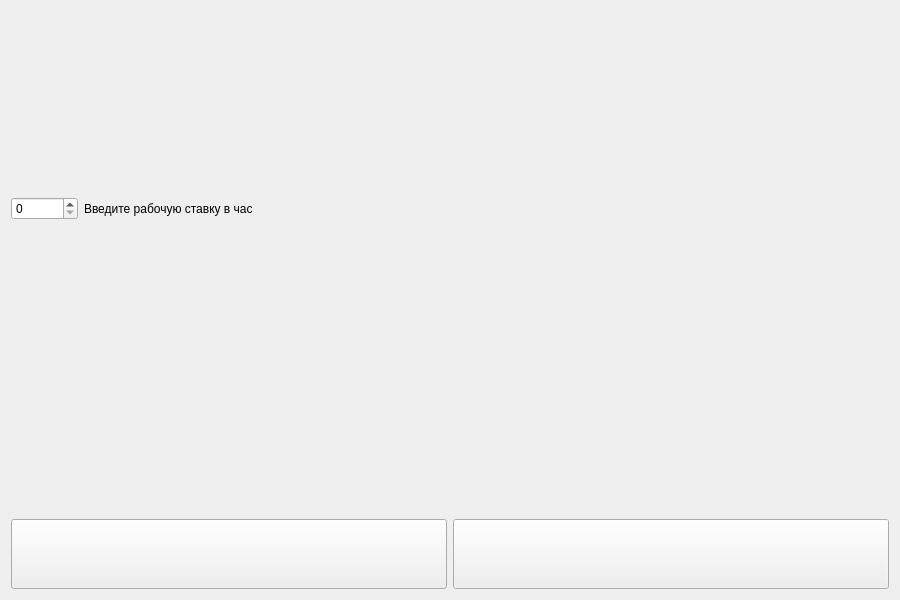
IFantastik/Time_manage, file Widgets/profilewidget.ui: the form before one commit.
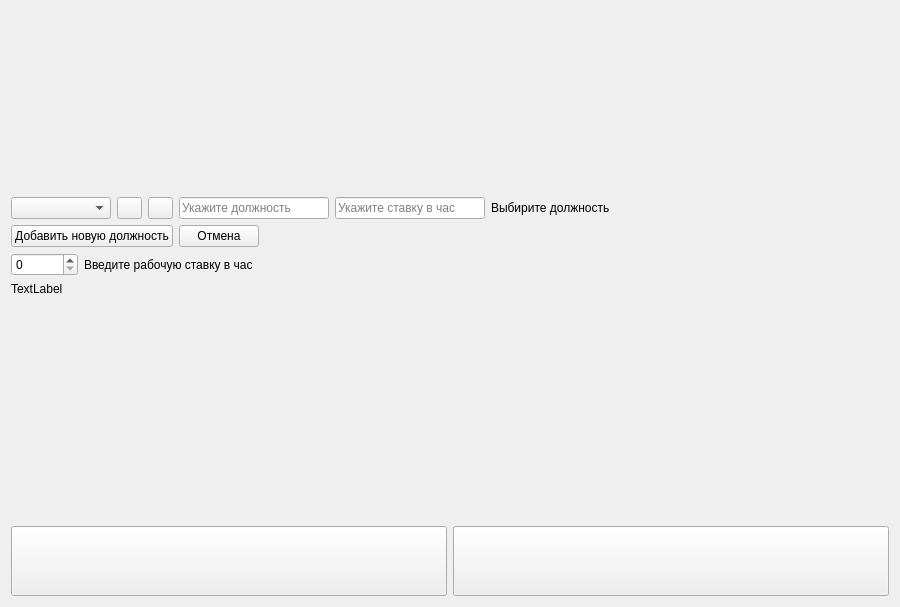
The form after the commit. Icons and pictures are not drawn.

Diff of the .ui file:
```diff
--- a/Widgets/profilewidget.ui
+++ b/Widgets/profilewidget.ui
@@ -13,9 +13,7 @@
   <property name="windowTitle">
    <string>Form</string>
   </property>
-  <layout class="QVBoxLayout" name="verticalLayout_3">
-   <item>
-    <layout class="QVBoxLayout" name="verticalLayout_2" stretch="0,0,0,0,0,0,0,1,0">
+  <layout class="QVBoxLayout" name="verticalLayout_2">
      <item>
       <layout class="QHBoxLayout" name="horizontalLayout" stretch="2,0,10">
        <property name="sizeConstraint">
@@ -151,7 +149,217 @@
       </spacer>
      </item>
      <item>
-      <layout class="QHBoxLayout" name="horizontalLayout_3" stretch="0,0,1">
+    <layout class="QHBoxLayout" name="horizontalLayout_4">
+     <item>
+      <widget class="QComboBox" name="cb_profession">
+       <property name="minimumSize">
+        <size>
+         <width>100</width>
+         <height>0</height>
+        </size>
+       </property>
+       <property name="maximumSize">
+        <size>
+         <width>16777215</width>
+         <height>25</height>
+        </size>
+       </property>
+      </widget>
+     </item>
+     <item>
+      <widget class="QPushButton" name="pb_showadd">
+       <property name="sizePolicy">
+        <sizepolicy hsizetype="Expanding" vsizetype="Expanding">
+         <horstretch>0</horstretch>
+         <verstretch>0</verstretch>
+        </sizepolicy>
+       </property>
+       <property name="maximumSize">
+        <size>
+         <width>25</width>
+         <height>25</height>
+        </size>
+       </property>
+       <property name="text">
+        <string/>
+       </property>
+       <property name="icon">
+        <iconset theme="QIcon::ThemeIcon::ListAdd"/>
+       </property>
+      </widget>
+     </item>
+     <item>
+      <widget class="QPushButton" name="pb_deleteProf">
+       <property name="sizePolicy">
+        <sizepolicy hsizetype="Expanding" vsizetype="Expanding">
+         <horstretch>0</horstretch>
+         <verstretch>0</verstretch>
+        </sizepolicy>
+       </property>
+       <property name="maximumSize">
+        <size>
+         <width>25</width>
+         <height>25</height>
+        </size>
+       </property>
+       <property name="text">
+        <string/>
+       </property>
+       <property name="icon">
+        <iconset theme="QIcon::ThemeIcon::ListRemove"/>
+       </property>
+      </widget>
+     </item>
+     <item>
+      <widget class="QLineEdit" name="le_prof">
+       <property name="sizePolicy">
+        <sizepolicy hsizetype="Preferred" vsizetype="Fixed">
+         <horstretch>0</horstretch>
+         <verstretch>0</verstretch>
+        </sizepolicy>
+       </property>
+       <property name="minimumSize">
+        <size>
+         <width>150</width>
+         <height>0</height>
+        </size>
+       </property>
+       <property name="placeholderText">
+        <string>Укажите должность</string>
+       </property>
+      </widget>
+     </item>
+     <item>
+      <widget class="QLineEdit" name="le_money">
+       <property name="sizePolicy">
+        <sizepolicy hsizetype="Preferred" vsizetype="Fixed">
+         <horstretch>0</horstretch>
+         <verstretch>0</verstretch>
+        </sizepolicy>
+       </property>
+       <property name="minimumSize">
+        <size>
+         <width>150</width>
+         <height>0</height>
+        </size>
+       </property>
+       <property name="placeholderText">
+        <string>Укажите ставку в час</string>
+       </property>
+      </widget>
+     </item>
+     <item>
+      <widget class="QLabel" name="label_proffesion">
+       <property name="text">
+        <string>Выбирите должность</string>
+       </property>
+      </widget>
+     </item>
+     <item>
+      <spacer name="horizontalSpacer_3">
+       <property name="orientation">
+        <enum>Qt::Orientation::Horizontal</enum>
+       </property>
+       <property name="sizeHint" stdset="0">
+        <size>
+         <width>40</width>
+         <height>20</height>
+        </size>
+       </property>
+      </spacer>
+     </item>
+    </layout>
+   </item>
+   <item>
+    <widget class="QWidget" name="widget" native="true">
+     <layout class="QHBoxLayout" name="horizontalLayout_3">
+      <property name="leftMargin">
+       <number>0</number>
+      </property>
+      <property name="topMargin">
+       <number>0</number>
+      </property>
+      <property name="rightMargin">
+       <number>0</number>
+      </property>
+      <property name="bottomMargin">
+       <number>0</number>
+      </property>
+      <item>
+       <widget class="QPushButton" name="pb_add">
+        <property name="sizePolicy">
+         <sizepolicy hsizetype="Minimum" vsizetype="Expanding">
+          <horstretch>0</horstretch>
+          <verstretch>0</verstretch>
+         </sizepolicy>
+        </property>
+        <property name="minimumSize">
+         <size>
+          <width>0</width>
+          <height>0</height>
+         </size>
+        </property>
+        <property name="maximumSize">
+         <size>
+          <width>16777215</width>
+          <height>25</height>
+         </size>
+        </property>
+        <property name="text">
+         <string>Добавить новую должность</string>
+        </property>
+       </widget>
+      </item>
+      <item>
+       <widget class="QPushButton" name="pb_exit">
+        <property name="sizePolicy">
+         <sizepolicy hsizetype="Minimum" vsizetype="Expanding">
+          <horstretch>0</horstretch>
+          <verstretch>0</verstretch>
+         </sizepolicy>
+        </property>
+        <property name="minimumSize">
+         <size>
+          <width>0</width>
+          <height>0</height>
+         </size>
+        </property>
+        <property name="maximumSize">
+         <size>
+          <width>16777215</width>
+          <height>25</height>
+         </size>
+        </property>
+        <property name="text">
+         <string>Отмена</string>
+        </property>
+       </widget>
+      </item>
+      <item>
+       <widget class="QLabel" name="label_error_3">
+        <property name="text">
+         <string/>
+        </property>
+       </widget>
+      </item>
+      <item>
+       <spacer name="horizontalSpacer_4">
+        <property name="orientation">
+         <enum>Qt::Orientation::Horizontal</enum>
+        </property>
+        <property name="sizeHint" stdset="0">
+         <size>
+          <width>40</width>
+          <height>20</height>
+         </size>
+        </property>
+       </spacer>
+      </item>
+     </layout>
+    </widget>
+   </item>
+   <item>
+    <layout class="QHBoxLayout" name="horizontalLayout3" stretch="0,0,1">
        <item>
         <widget class="QSpinBox" name="spinBoxMoneyForH">
          <property name="maximum">
@@ -181,6 +389,13 @@
        </item>
       </layout>
      </item>
+   <item>
+    <widget class="QLabel" name="label_error">
+     <property name="text">
+      <string>TextLabel</string>
+     </property>
+    </widget>
+   </item>
      <item>
       <widget class="QLabel" name="labelTotalForWeek">
        <property name="minimumSize">
@@ -215,6 +430,12 @@
          <height>50</height>
         </size>
        </property>
+     <property name="maximumSize">
+      <size>
+       <width>16777215</width>
+       <height>30</height>
+      </size>
+     </property>
        <property name="text">
         <string/>
        </property>
@@ -321,8 +542,6 @@
           </size>
          </property>
         </widget>
-       </item>
-      </layout>
      </item>
     </layout>
    </item>
```
Lines whose indentation alone changed are shown as unchanged.
